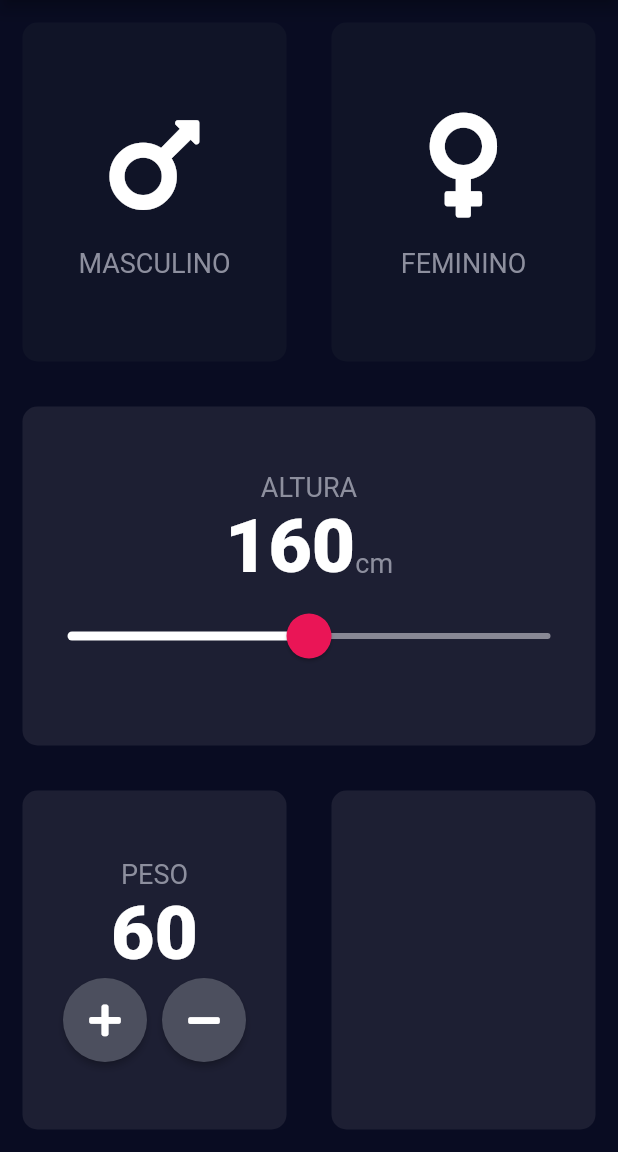
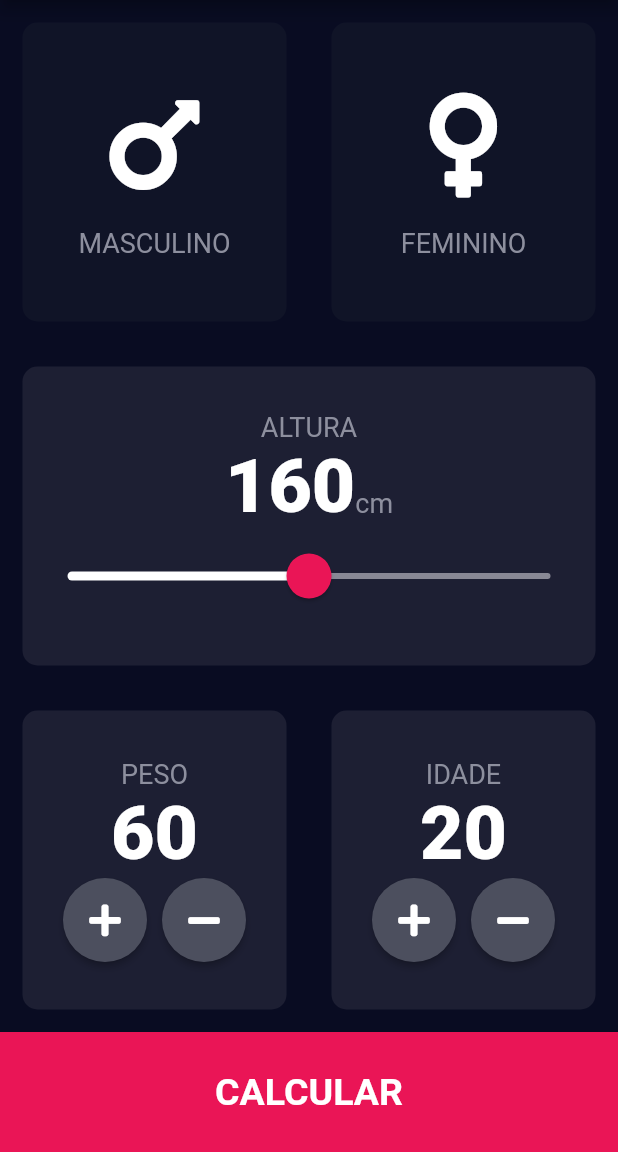
Before and after one commit to gregori/calc_imc, a Flutter app: the screen it shows after launch, on a phone screen of 412 x 824 dp, the part 84-1236 px from its top. Run offline on Flutter 3.47's test engine with Material 2 defaults, Android fonts, the phone set to English and light mode, and no system bars; our stand-ins replace font_awesome_flutter.

Commit message:
Acrescentar botão e stub da segunda tela

```diff
--- a/lib/constants.dart
+++ b/lib/constants.dart
@@ -3,6 +3,7 @@ import 'package:flutter/material.dart';
 const kActiveCardColor = Color(0xFF1D1F33);
 const kInactiveCardColor = Color(0xFF101427);
 const kButtonColor = Color(0xFFEA1556);
+const kAppTitle = 'Calculadora de IMC';
 
 const kNumberTextStyle = TextStyle(
   fontSize: 50.0,
@@ -13,3 +14,8 @@ const kLabelTextStyle = TextStyle(
   fontSize: 18.0,
   color: Color(0xFF8D8F9E),
 );
+
+const kLargeButtonTextStyle = TextStyle(
+  fontSize: 25.0,
+  fontWeight: FontWeight.bold,
+);
--- a/lib/input_page.dart
+++ b/lib/input_page.dart
@@ -1,4 +1,5 @@
 import 'package:calc_imc/icon_content.dart';
+import 'package:calc_imc/result_page.dart';
 import 'package:calc_imc/reusable_card.dart';
 import 'package:calc_imc/round_icon_button.dart';
 import 'package:flutter/material.dart';
@@ -20,12 +21,13 @@ class _InputPageState extends State<InputPage> {
   Gender? selectedGender;
   int height = 160;
   int weight = 60;
+  int age = 20;
 
   @override
   Widget build(BuildContext context) {
     return Scaffold(
         appBar: AppBar(
-          title: Text('Calculadora de IMC'),
+          title: Text(kAppTitle),
         ),
         body: Column(
           crossAxisAlignment: CrossAxisAlignment.stretch,
@@ -144,7 +146,9 @@ class _InputPageState extends State<InputPage> {
                                 icon: FontAwesomeIcons.plus,
                                 onPressed: () {
                                   setState(() {
-                                    weight++;
+                                    if (weight < 150) {
+                                      weight++;
+                                    }
                                   });
                                 },
                               ),
@@ -156,7 +160,9 @@ class _InputPageState extends State<InputPage> {
                                 icon: FontAwesomeIcons.minus,
                                 onPressed: () {
                                   setState(() {
-                                    weight--;
+                                    if (weight > 30) {
+                                      weight--;
+                                    }
                                   });
                                 },
                               ),
@@ -169,9 +175,72 @@ class _InputPageState extends State<InputPage> {
                   Expanded(
                     child: ReusableCard(
                       color: kActiveCardColor,
+                      child: Column(
+                        mainAxisAlignment: MainAxisAlignment.center,
+                        children: [
+                          Text(
+                            'IDADE',
+                            style: kLabelTextStyle,
+                          ),
+                          Text(
+                            age.toString(),
+                            style: kNumberTextStyle,
+                          ),
+                          Row(
+                            mainAxisAlignment: MainAxisAlignment.center,
+                            children: [
+                              RoundIconButton(
+                                color: Color(0xFF4C4F5E),
+                                icon: FontAwesomeIcons.plus,
+                                onPressed: () {
+                                  setState(() {
+                                    if (age < 100) {
+                                      age++;
+                                    }
+                                  });
+                                },
+                              ),
+                              SizedBox(
+                                width: 10,
+                              ),
+                              RoundIconButton(
+                                color: Color(0xFF4C4F5E),
+                                icon: FontAwesomeIcons.minus,
+                                onPressed: () {
+                                  setState(() {
+                                    if (age > 18) {
+                                      age--;
+                                    }
+                                  });
+                                },
+                              ),
+                            ],
+                          ),
+                        ],
+                      ),
                     ),
                   ),
-                ],
+                ], /**/
+              ),
+            ),
+            GestureDetector(
+              onTap: () {
+                Navigator.push(
+                  context,
+                  MaterialPageRoute(
+                    builder: (context) => ResultPage(),
+                  ),
+                );
+              },
+              child: Container(
+                child: Center(
+                  child: Text(
+                    'CALCULAR',
+                    style: kLargeButtonTextStyle,
+                  ),
+                ),
+                color: kButtonColor,
+                height: 80.0,
               ),
             ),
           ],
```
Also changed, not shown: lib/result_page.dart (added, +14 -0 lines).
